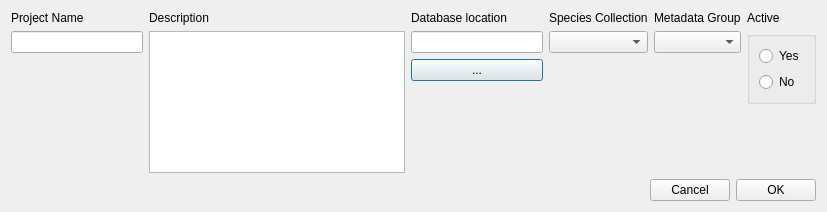
Before: the Qt Designer form application/dialogs/ui/NewProjectDlg.ui in noaa-afsc-mace/SEBASTES, drawn with Qt 5.
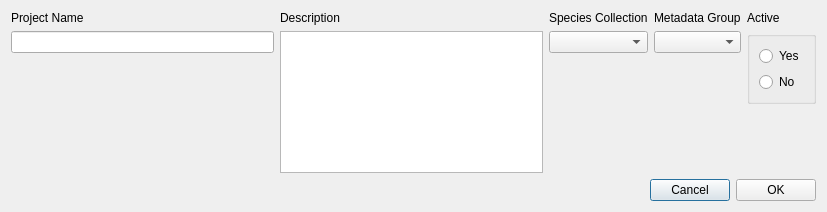
After: the same form once the commit is applied.

The edit to the form file:
```diff
--- a/application/dialogs/ui/NewProjectDlg.ui
+++ b/application/dialogs/ui/NewProjectDlg.ui
@@ -57,40 +57,6 @@
        </item>
       </layout>
      </item>
-     <item>
-      <layout class="QVBoxLayout" name="verticalLayout_5">
-       <item>
-        <widget class="QLabel" name="label_5">
-         <property name="text">
-          <string>Database location</string>
-         </property>
-        </widget>
-       </item>
-       <item>
-        <widget class="QLineEdit" name="dbLocEdit"/>
-       </item>
-       <item>
-        <widget class="QPushButton" name="findPathBtn">
-         <property name="text">
-          <string>...</string>
-         </property>
-        </widget>
-       </item>
-       <item>
-        <spacer name="verticalSpacer_4">
-         <property name="orientation">
-          <enum>Qt::Vertical</enum>
-         </property>
-         <property name="sizeHint" stdset="0">
-          <size>
-           <width>20</width>
-           <height>40</height>
-          </size>
-         </property>
-        </spacer>
-       </item>
-      </layout>
-     </item>
      <item>
       <layout class="QVBoxLayout" name="verticalLayout_3">
        <item>
```
